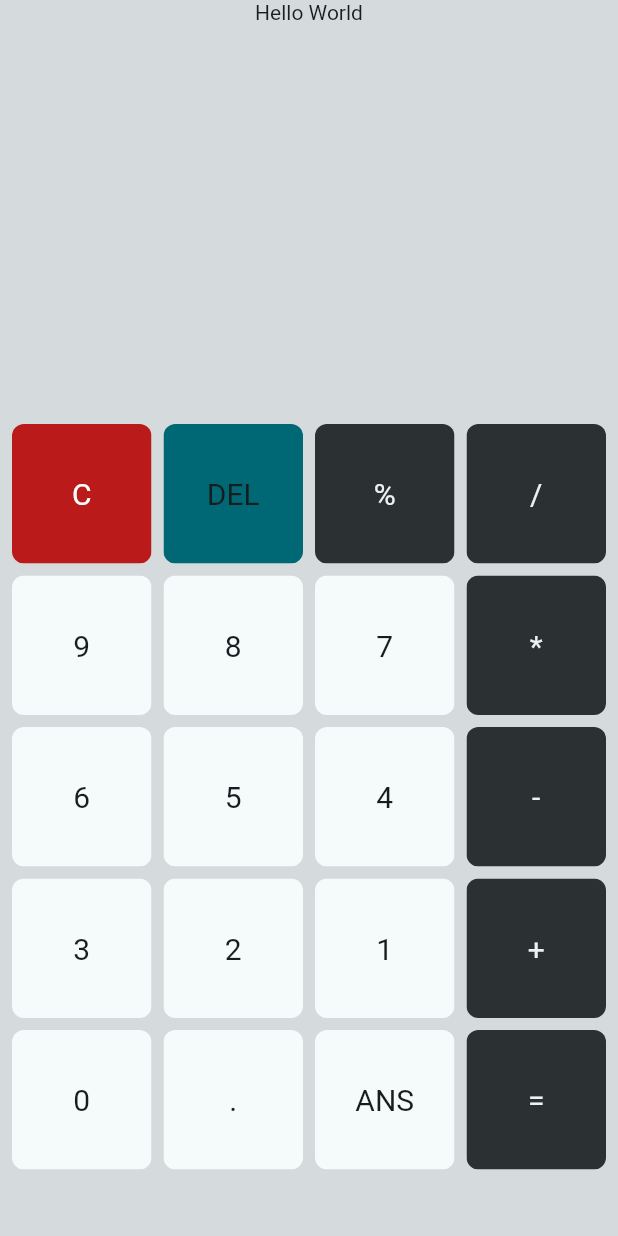
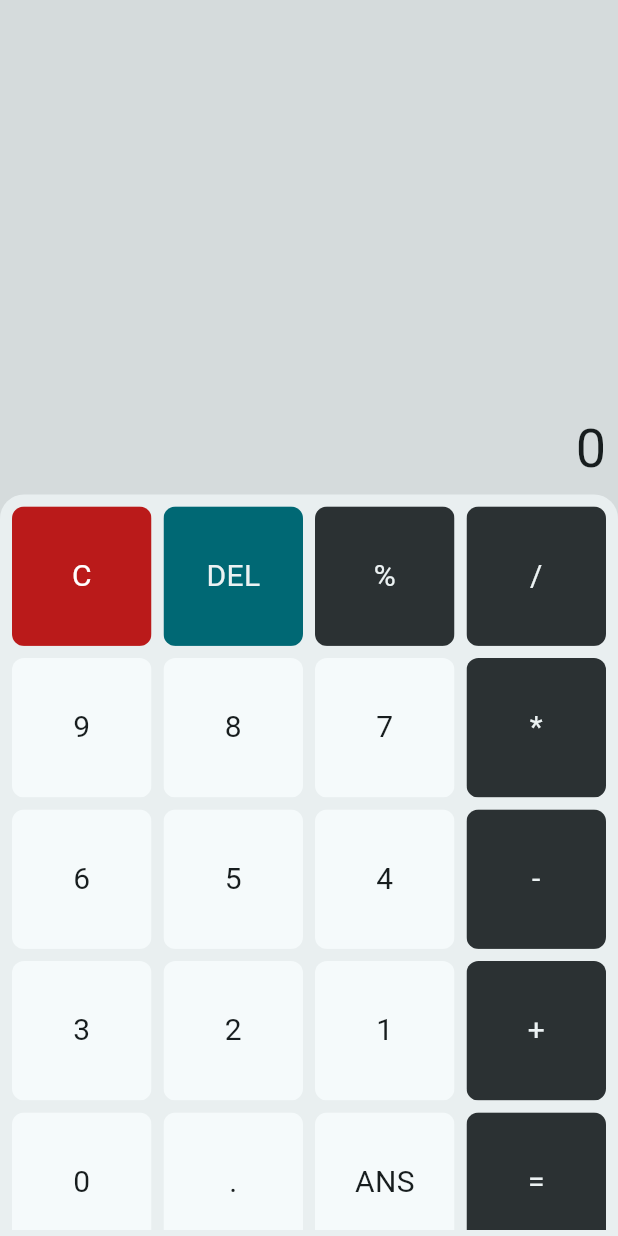
Before and after one commit to ashenafiDL/PRODIGY_AD_01, a Flutter app: the screen it shows after launch, on a phone screen of 412 x 824 dp. Run offline on Flutter 3.47's test engine with Material 3 defaults, Android fonts, the phone set to English and light mode, and no system bars.

Commit message:
handle user input

```diff
--- a/lib/main.dart
+++ b/lib/main.dart
@@ -13,7 +13,7 @@ class MainApp extends StatelessWidget {
     return MaterialApp(
       theme: ThemeData(
         colorSchemeSeed: Colors.white,
-        useMaterial3: false,
+        useMaterial3: true,
       ),
       home: const HomePage(),
     );
--- a/lib/screens/home_page.dart
+++ b/lib/screens/home_page.dart
@@ -9,6 +9,9 @@ class HomePage extends StatefulWidget {
 }
 
 class _HomePageState extends State<HomePage> {
+  var userInput = "";
+  var answer = "0";
+
   final List buttons = [
     "C",
     "DEL",
@@ -41,17 +44,36 @@ class _HomePageState extends State<HomePage> {
       body: SafeArea(
         child: Column(
           children: [
-            const Expanded(child: Text("Hello World")),
             Expanded(
-              flex: 2,
-              child: Container(
-                padding: const EdgeInsets.all(4),
-                decoration: const BoxDecoration(
-                  borderRadius: BorderRadius.only(
-                    topLeft: Radius.circular(16),
-                    topRight: Radius.circular(16),
+              child: Padding(
+                padding: const EdgeInsets.all(8.0),
+                child: Column(
+                  mainAxisAlignment: MainAxisAlignment.end,
+                  children: [
+                    Container(
+                      alignment: AlignmentDirectional.centerEnd,
+                      child:
+                          Text(userInput, style: theme.textTheme.displayMedium),
+                    ),
+                    Container(
+                      alignment: AlignmentDirectional.centerEnd,
+                      child: Text(answer, style: theme.textTheme.displaySmall),
+                    ),
+                  ],
                 ),
               ),
+            ),
+            Container(
+              padding: const EdgeInsets.all(4.0),
+              decoration: BoxDecoration(
+                color: theme.colorScheme.surfaceContainer,
+                borderRadius: const BorderRadius.only(
+                  topLeft: Radius.circular(16.0),
+                  topRight: Radius.circular(16.0),
+                ),
+              ),
+              height: MediaQuery.of(context).size.height * 0.6,
+              alignment: AlignmentDirectional.centerEnd,
               child: GridView.builder(
                 gridDelegate: const SliverGridDelegateWithFixedCrossAxisCount(
                   crossAxisCount: 4,
@@ -68,7 +90,7 @@ class _HomePageState extends State<HomePage> {
                   var textColor = index == 0
                       ? theme.colorScheme.onError
                       : index == 1
-                            ? theme.colorScheme.onSurface
+                          ? theme.colorScheme.onInverseSurface
                           : _isOperator(buttons[index])
                               ? theme.colorScheme.onInverseSurface
                               : theme.colorScheme.onSurface;
@@ -77,15 +99,33 @@ class _HomePageState extends State<HomePage> {
                     text: buttons[index],
                     textColor: textColor,
                     color: color,
+                    handleTap: _handleTap,
                   );
                 },
-                ),
               ),
             ),
           ],
         ),
       ),
     );
+  }
+
+  void _handleTap(String text) {
+    if (text == "C") {
+      userInput = "";
+      answer = "0";
+    } else if (text == "DEL") {
+      if (userInput.isNotEmpty) {
+        userInput = userInput.substring(0, userInput.length - 1);
+      }
+    } else if (text == "ANS") {
+      userInput += answer;
+    } else if (text == "=") {
+      answer = userInput;
+    } else {
+      userInput += text;
+    }
+    setState(() {});
   }
 
   bool _isOperator(String text) {
--- a/lib/widgets/button.dart
+++ b/lib/widgets/button.dart
@@ -1,20 +1,23 @@
 import "package:flutter/material.dart";
 
 class MyButton extends StatelessWidget {
-  const MyButton({
-    super.key,
+  const MyButton(
+      {super.key,
       required this.text,
       required this.color,
       required this.textColor,
-  });
+      required this.handleTap});
 
   final String text;
   final Color color;
   final Color textColor;
+  final void Function(String) handleTap;
 
   @override
   Widget build(BuildContext context) {
-    return Padding(
+    return GestureDetector(
+      onTap: () => handleTap(text),
+      child: Padding(
         padding: const EdgeInsets.all(4.0),
         child: ClipRRect(
           borderRadius: BorderRadius.circular(8),
@@ -31,6 +34,7 @@ class MyButton extends StatelessWidget {
             ),
           ),
         ),
+      ),
     );
   }
 }
```
Lines whose indentation alone changed are shown as unchanged.
